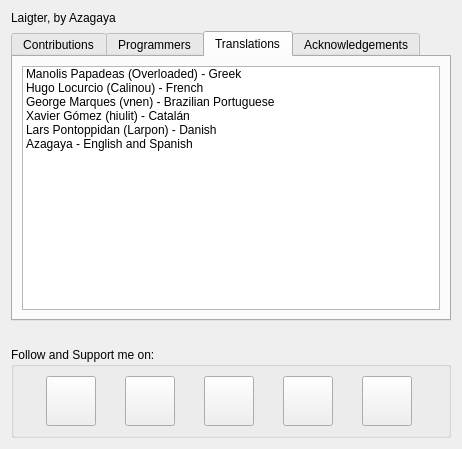
This is gui/about_dialog.ui in azagaya/laigter as Qt 5 draws it before an edit. The edited form follows.
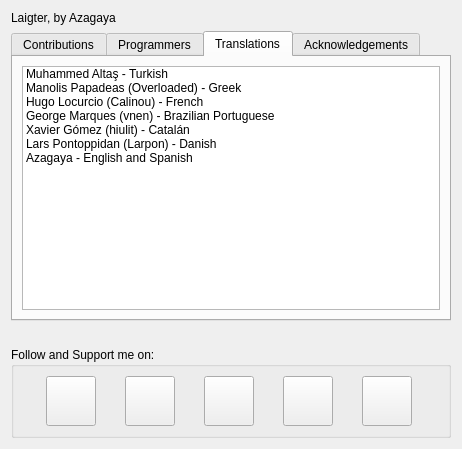
This is the edited form. The open tabs and pages were chosen to show the change. Icons and pictures are not drawn.

Commit message: Added turkish translation. Updated the rest.

What changed in the file:
```diff
--- a/gui/about_dialog.ui
+++ b/gui/about_dialog.ui
@@ -258,6 +258,11 @@
       <layout class="QGridLayout" name="gridLayout_6">
        <item row="0" column="0">
         <widget class="QListWidget" name="listWidget_3">
+         <item>
+          <property name="text">
+           <string>Muhammed Altaş - Turkish</string>
+          </property>
+         </item>
          <item>
           <property name="text">
            <string>Manolis Papadeas (Overloaded) - Greek</string>
```
The commit also changes 11 other files.
